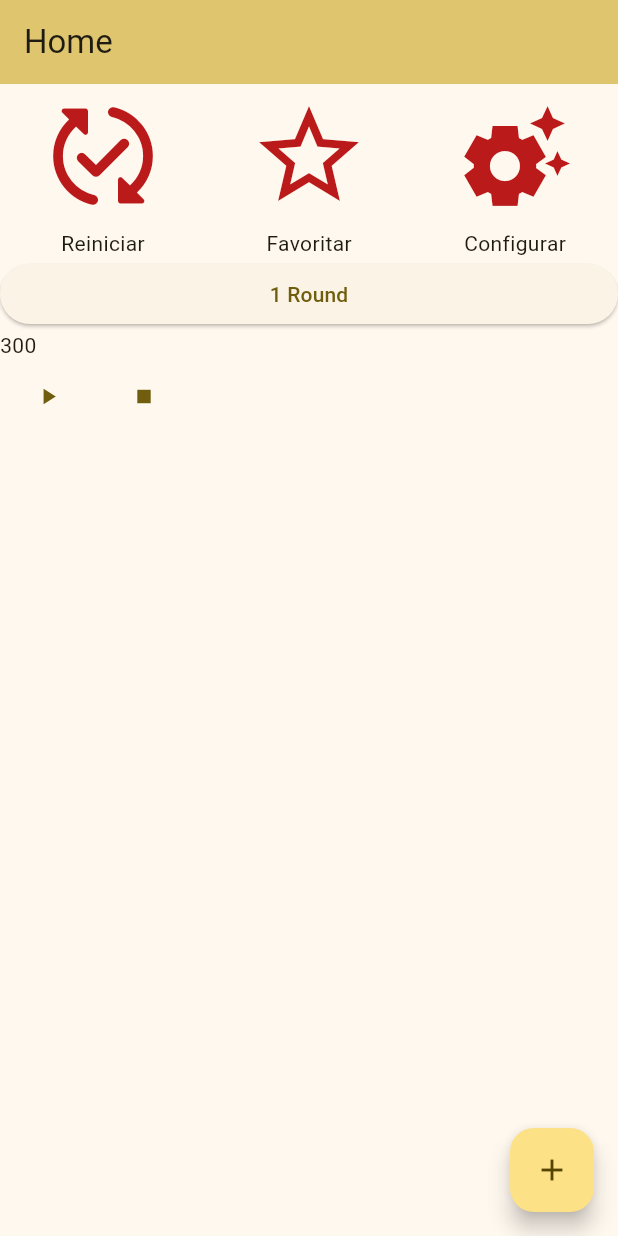
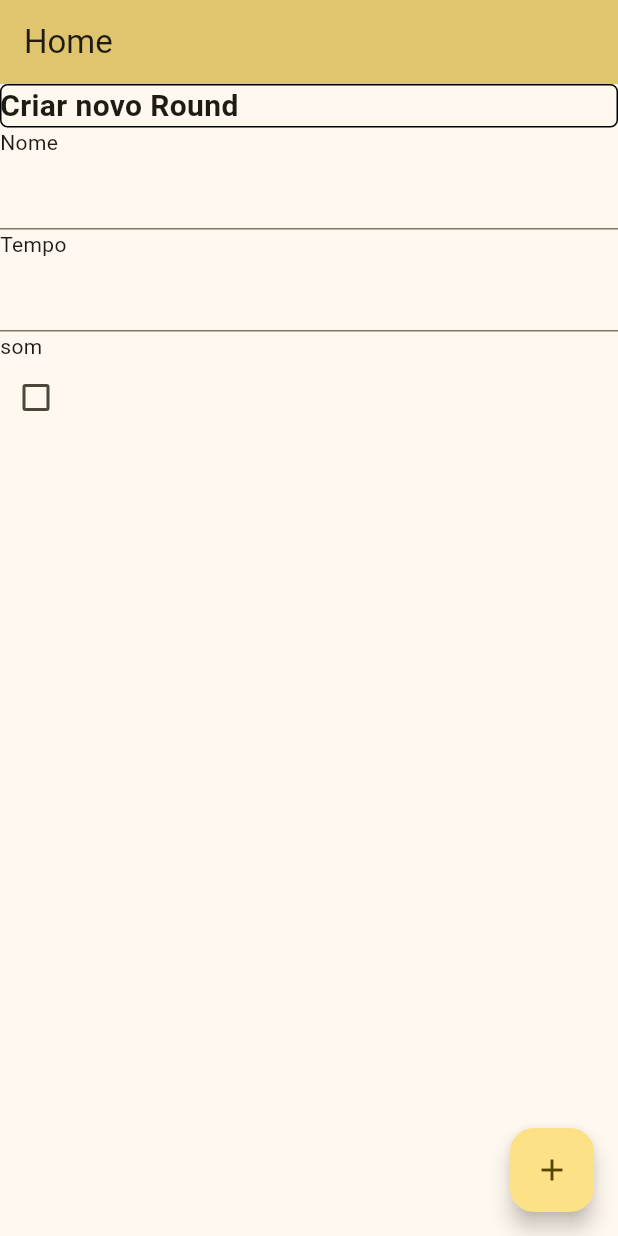
Before and after one commit to gilmario-kpslow/funcional-timer-app, a Flutter app: the screen it shows after launch, on a phone screen of 412 x 824 dp. Run offline on Flutter 3.47's test engine with Material 3 defaults, Android fonts, the phone set to English and light mode, and no system bars.

Commit message:
Inciando formulario

```diff
--- a/lib/components/contador_tempo.dart
+++ b/lib/components/contador_tempo.dart
@@ -6,6 +6,6 @@ class ContadorTempo extends StatelessWidget {
 
   @override
   Widget build(BuildContext context) {
-    return Text("$tempo");
+    return Text(style: TextStyle(fontSize: 100), "$tempo");
   }
 }
--- a/lib/components/round_botao.dart
+++ b/lib/components/round_botao.dart
@@ -14,7 +14,10 @@ class RoundButton extends StatelessWidget {
         onPressed: () {},
         color: Theme.of(context).colorScheme.error,
       ),
-      Text(nome)
+      Text(
+          style:
+              const TextStyle(color: Colors.blue, fontWeight: FontWeight.bold),
+          nome)
     ]);
   }
 }
--- /dev/null
+++ b/lib/components/round_form.dart
@@ -0,0 +1,38 @@
+import 'package:flutter/material.dart';
+
+class RoundForm extends StatelessWidget {
+  const RoundForm({super.key});
+
+  @override
+  Widget build(BuildContext context) {
+    final form = Container(
+      child: Column(
+        mainAxisAlignment: MainAxisAlignment.start,
+        crossAxisAlignment: CrossAxisAlignment.start,
+        children: [
+          Container(
+            width: double.infinity,
+            foregroundDecoration: BoxDecoration(
+                border: Border.all(),
+                borderRadius: BorderRadius.all(Radius.circular(5))),
+            child: Text(
+              "Criar novo Round",
+              style: TextStyle(fontSize: 20, fontWeight: FontWeight.bold),
+            ),
+          ),
+          Text("Nome"),
+          TextFormField(),
+          Text("Tempo"),
+          TextFormField(),
+          Text("som"),
+          Checkbox(
+            value: false,
+            onChanged: (a) {},
+          )
+        ],
+      ),
+    );
+
+    return SizedBox(child: form);
+  }
+}
--- a/lib/main.dart
+++ b/lib/main.dart
@@ -1,5 +1,6 @@
 import 'package:flutter/material.dart';
 import 'package:funcional_timer_app/components/executar_round.dart';
+import 'package:funcional_timer_app/components/round_form.dart';
 import 'package:funcional_timer_app/painel.dart';
 
 void main() {
@@ -42,14 +43,15 @@ class _MyHomePageState extends State<MyHomePage> {
 
   @override
   Widget build(BuildContext context) {
-    final main = ExecutarRound();
+    const main = ExecutarRound();
+    const round = RoundForm();
 
     return Scaffold(
       appBar: AppBar(
         backgroundColor: Theme.of(context).colorScheme.inversePrimary,
         title: Text(widget.title),
       ),
-      body: main,
+      body: round,
       floatingActionButton: FloatingActionButton(
         onPressed: _incrementCounter,
         tooltip: 'Incrementar',
--- /dev/null
+++ b/lib/modelos/round.dart
@@ -0,0 +1,11 @@
+class Round {
+  final int id;
+  final String nome;
+  final int tempo;
+  final bool som;
+  Round(
+      {required this.nome,
+      required this.id,
+      required this.tempo,
+      required this.som});
+}
```
Also changed, not shown: lib/components/executar_round.dart (+21 -5 lines).
